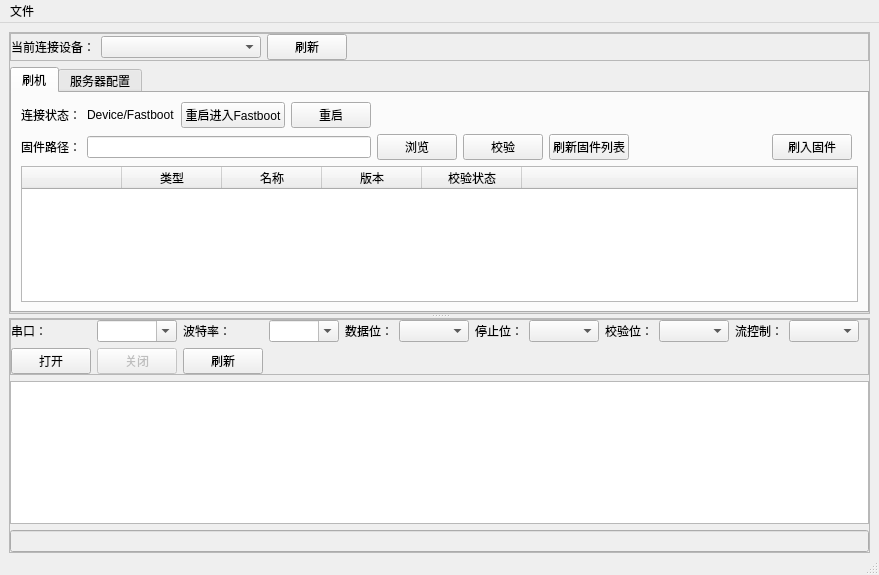
First picture: the form in app.ui, repository dingzb/tdr_apptool, before the edit.
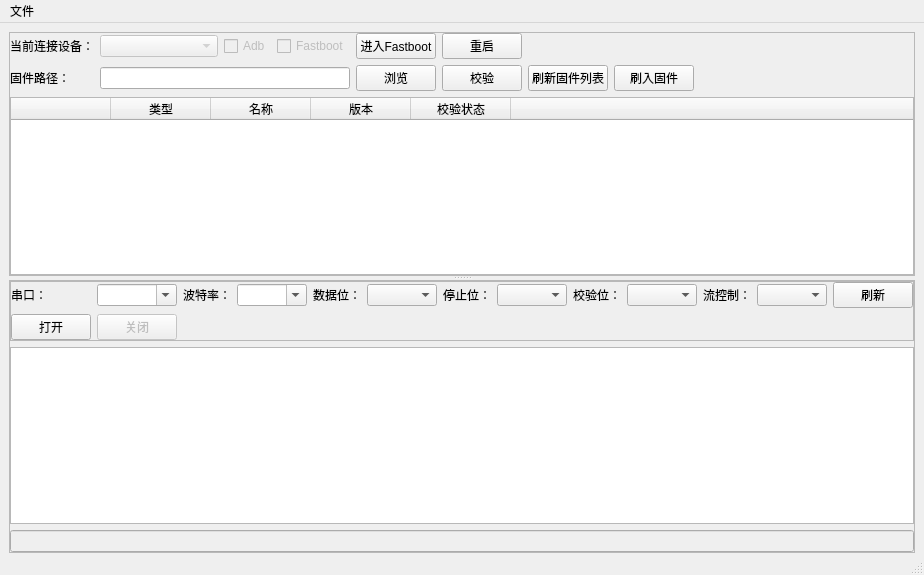
Second picture: the form after the edit.

```diff
--- a/app.ui
+++ b/app.ui
@@ -6,7 +6,7 @@
    <rect>
     <x>0</x>
     <y>0</y>
-    <width>879</width>
+    <width>915</width>
     <height>575</height>
    </rect>
   </property>
@@ -27,7 +27,7 @@
     <property name="bottomMargin">
      <number>0</number>
     </property>
-    <item row="1" column="0">
+    <item row="0" column="0">
      <widget class="QSplitter" name="splitter">
       <property name="enabled">
        <bool>true</bool>
@@ -42,82 +42,27 @@
        <property name="frameShadow">
         <enum>QFrame::Raised</enum>
        </property>
-       <layout class="QVBoxLayout" name="verticalLayout_2">
-        <property name="margin">
-         <number>0</number>
-        </property>
-        <item>
-         <widget class="QFrame" name="frame_7">
-          <property name="frameShape">
-           <enum>QFrame::StyledPanel</enum>
-          </property>
-          <property name="frameShadow">
-           <enum>QFrame::Raised</enum>
-          </property>
-          <layout class="QHBoxLayout" name="horizontalLayout_6">
-           <property name="margin">
-            <number>0</number>
-           </property>
-           <item>
-            <widget class="QLabel" name="label_36">
-             <property name="text">
-              <string>当前连接设备：</string>
-             </property>
-            </widget>
-           </item>
-           <item>
-            <widget class="QComboBox" name="comboBoxDevList">
-             <property name="minimumSize">
-              <size>
-               <width>160</width>
-               <height>0</height>
-              </size>
-             </property>
-            </widget>
-           </item>
-           <item>
-            <widget class="QPushButton" name="pushButtonRefreshDev">
-             <property name="text">
-              <string>刷新</string>
-             </property>
-            </widget>
-           </item>
-           <item>
-            <spacer name="horizontalSpacer_24">
-             <property name="orientation">
-              <enum>Qt::Horizontal</enum>
-             </property>
-             <property name="sizeHint" stdset="0">
-              <size>
-               <width>40</width>
-               <height>20</height>
-              </size>
-             </property>
-            </spacer>
-           </item>
-          </layout>
-         </widget>
-        </item>
-        <item>
-         <widget class="QTabWidget" name="tabWidget">
-          <property name="enabled">
-           <bool>true</bool>
-          </property>
-          <property name="currentIndex">
-           <number>0</number>
-          </property>
-          <widget class="QWidget" name="tabInfo">
-           <property name="accessibleName">
-            <string/>
-           </property>
-           <attribute name="title">
-            <string>刷机</string>
-           </attribute>
            <layout class="QGridLayout" name="gridLayout_2">
-            <item row="1" column="5">
-             <widget class="QPushButton" name="pushButton_4">
+        <property name="margin">
+         <number>0</number>
+        </property>
+        <item row="0" column="9">
+         <widget class="QCheckBox" name="checkBoxFastboot">
+          <property name="enabled">
+           <bool>false</bool>
+          </property>
               <property name="text">
-               <string>校验</string>
+           <string>Fastboot</string>
+          </property>
+         </widget>
+        </item>
+        <item row="0" column="8">
+         <widget class="QCheckBox" name="checkBoxAdb">
+          <property name="enabled">
+           <bool>false</bool>
+          </property>
+          <property name="text">
+           <string>Adb</string>
               </property>
              </widget>
             </item>
@@ -128,7 +73,20 @@
               </property>
              </widget>
             </item>
-            <item row="2" column="0" colspan="11">
+        <item row="0" column="1" colspan="7">
+         <widget class="QComboBox" name="comboBoxDevList">
+          <property name="enabled">
+           <bool>false</bool>
+          </property>
+          <property name="minimumSize">
+           <size>
+            <width>100</width>
+            <height>0</height>
+           </size>
+          </property>
+         </widget>
+        </item>
+        <item row="3" column="0" colspan="15">
              <widget class="QTableWidget" name="tableWidget">
               <property name="editTriggers">
                <set>QAbstractItemView::NoEditTriggers</set>
@@ -186,78 +144,89 @@
               </column>
              </widget>
             </item>
-            <item row="1" column="4">
-             <widget class="QPushButton" name="pushButton">
+        <item row="0" column="0">
+         <widget class="QLabel" name="label_36">
+          <property name="text">
+           <string>当前连接设备：</string>
+          </property>
+         </widget>
+        </item>
+        <item row="1" column="1" colspan="9">
+         <widget class="QLineEdit" name="lineEditFirmwareDir">
+          <property name="minimumSize">
+           <size>
+            <width>250</width>
+            <height>0</height>
+           </size>
+          </property>
+         </widget>
+        </item>
+        <item row="1" column="10">
+         <widget class="QPushButton" name="pushButtonFirmwareDir">
               <property name="text">
                <string>浏览</string>
               </property>
              </widget>
             </item>
-            <item row="0" column="1">
-             <widget class="QLabel" name="labelDevState">
+        <item row="1" column="11">
+         <widget class="QPushButton" name="pushButton_4">
               <property name="text">
-               <string>Device/Fastboot</string>
+           <string>校验</string>
               </property>
              </widget>
             </item>
-            <item row="0" column="0">
-             <widget class="QLabel" name="label_11">
-              <property name="text">
-               <string>连接状态：</string>
-              </property>
-             </widget>
-            </item>
-            <item row="1" column="1" colspan="3">
-             <widget class="QLineEdit" name="lineEdit"/>
-            </item>
-            <item row="1" column="9">
-             <widget class="QPushButton" name="pushButton_8">
+        <item row="0" column="14">
+         <spacer name="horizontalSpacer_2">
+          <property name="orientation">
+           <enum>Qt::Horizontal</enum>
+          </property>
+          <property name="sizeHint" stdset="0">
+           <size>
+            <width>40</width>
+            <height>20</height>
+           </size>
+          </property>
+         </spacer>
+        </item>
+        <item row="1" column="14">
+         <spacer name="horizontalSpacer_3">
+          <property name="orientation">
+           <enum>Qt::Horizontal</enum>
+          </property>
+          <property name="sizeHint" stdset="0">
+           <size>
+            <width>40</width>
+            <height>20</height>
+           </size>
+          </property>
+         </spacer>
+        </item>
+        <item row="1" column="13">
+         <widget class="QPushButton" name="pushButtonFlash">
               <property name="text">
                <string>刷入固件</string>
               </property>
              </widget>
             </item>
-            <item row="0" column="3">
-             <widget class="QPushButton" name="pushButton_7">
-              <property name="text">
-               <string>重启</string>
-              </property>
-             </widget>
-            </item>
-            <item row="0" column="2">
-             <widget class="QPushButton" name="pushButton_3">
-              <property name="text">
-               <string>重启进入Fastboot</string>
-              </property>
-             </widget>
-            </item>
-            <item row="1" column="7">
-             <spacer name="horizontalSpacer_25">
-              <property name="orientation">
-               <enum>Qt::Horizontal</enum>
-              </property>
-              <property name="sizeHint" stdset="0">
-               <size>
-                <width>40</width>
-                <height>20</height>
-               </size>
-              </property>
-             </spacer>
-            </item>
-            <item row="1" column="6">
-             <widget class="QPushButton" name="pushButton_2">
+        <item row="1" column="12">
+         <widget class="QPushButton" name="pushButtonFirmwareRefresh">
               <property name="text">
                <string>刷新固件列表</string>
               </property>
              </widget>
             </item>
-           </layout>
-          </widget>
-          <widget class="QWidget" name="tabServerSetting">
-           <attribute name="title">
-            <string>服务器配置</string>
-           </attribute>
-          </widget>
+        <item row="0" column="10">
+         <widget class="QPushButton" name="pushButton2Fastboot">
+          <property name="text">
+           <string>进入Fastboot</string>
+          </property>
+         </widget>
+        </item>
+        <item row="0" column="11">
+         <widget class="QPushButton" name="pushButtonReboot">
+          <property name="text">
+           <string>重启</string>
+          </property>
          </widget>
         </item>
        </layout>
@@ -435,7 +404,7 @@
              </property>
             </widget>
            </item>
-           <item row="1" column="2">
+           <item row="0" column="12">
             <widget class="QPushButton" name="pushButtonRefreshSerial">
              <property name="enabled">
               <bool>true</bool>
@@ -486,7 +455,7 @@
     <rect>
      <x>0</x>
      <y>0</y>
-     <width>879</width>
+     <width>915</width>
      <height>23</height>
     </rect>
    </property>
```
Left out of the diff: 3 changed lines with no effect on the pictures. Lines whose indentation alone changed are shown as unchanged.
